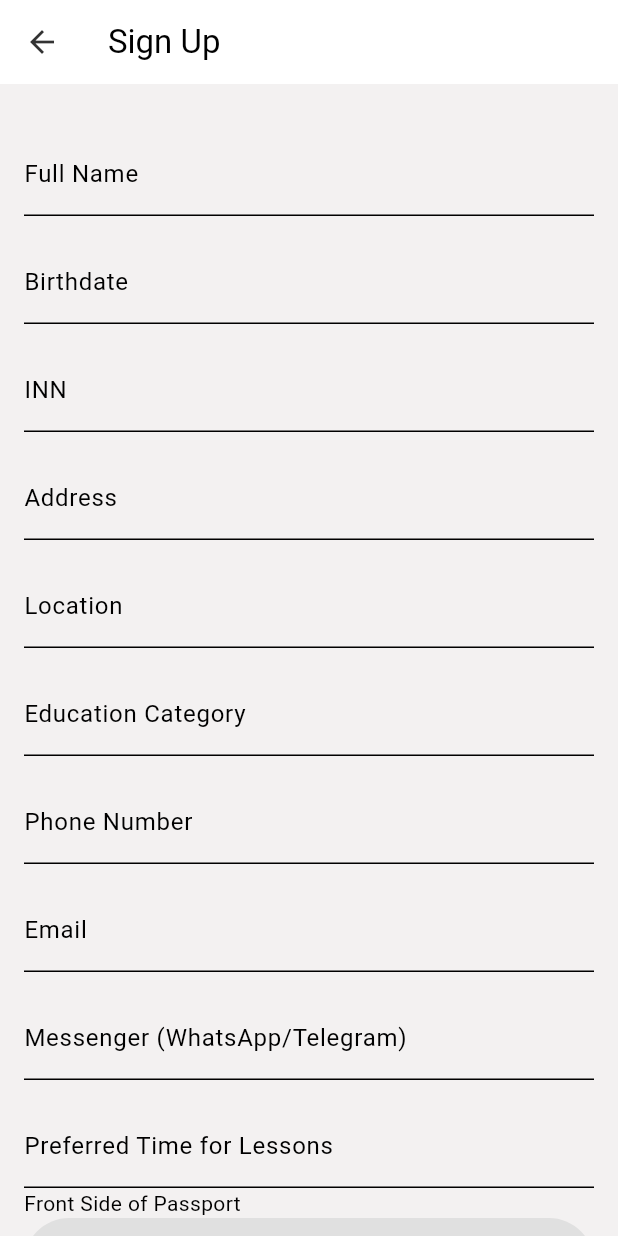
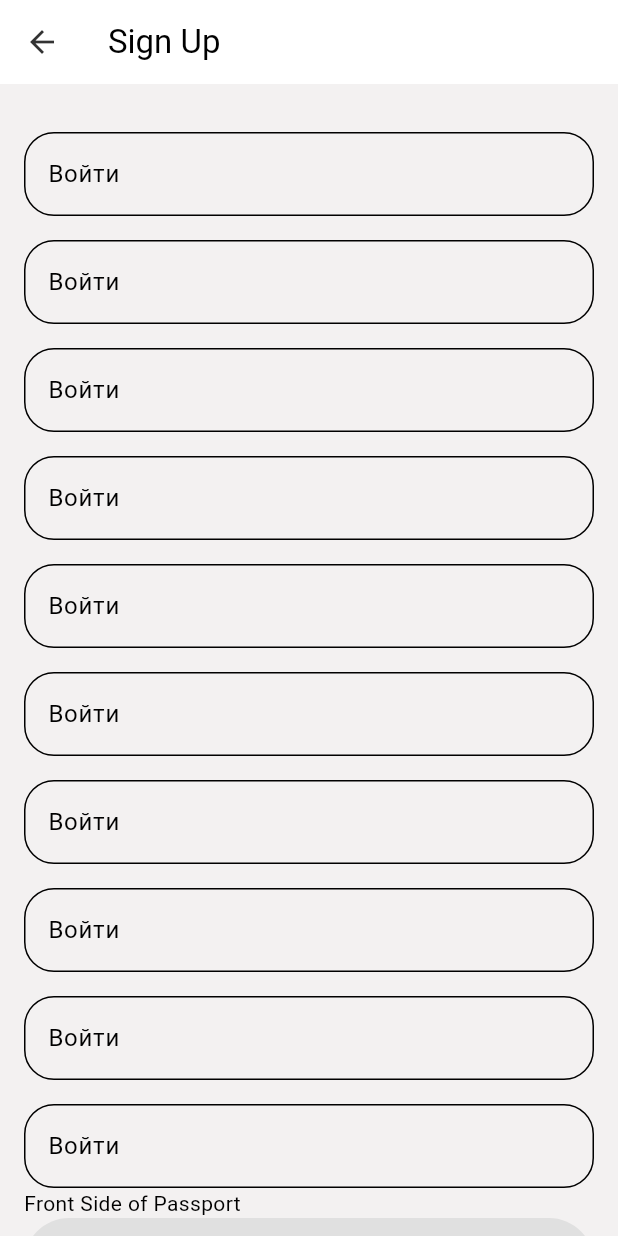
Before and after one commit to Amanturov7/autoshool, a Flutter app: the SignUpPage screen opened by its route, on a phone screen of 412 x 824 dp. Run offline on Flutter 3.47's test engine with Material 3 defaults, Android fonts, the phone set to English and light mode, and no system bars; our stand-ins replace easy_localization, image_picker, shared_preferences; missing offline and left inert: search_page; accounts and stored records are empty.

Commit message:
text selection and borders reg

```diff
--- a/lib/dark_theme.dart
+++ b/lib/dark_theme.dart
@@ -23,6 +23,11 @@ class MyThemes {
   static final darkTheme = ThemeData(
     scaffoldBackgroundColor: Colors.grey.shade900,
     primaryColor: Colors.grey,
+     textSelectionTheme: TextSelectionThemeData(
+      cursorColor: Colors.green,
+      selectionColor: Colors.greenAccent,
+      selectionHandleColor: Colors.green,
+    ),
     dropdownMenuTheme: DropdownMenuThemeData(textStyle: TextStyle(color: Colors.grey)),
     textTheme: TextTheme(
       headlineSmall: TextStyle(color: Colors.grey),
@@ -51,6 +56,11 @@ class MyThemes {
       titleSmall: TextStyle(color: Colors.green),
     ),
     colorScheme: ColorScheme.light(),
+     textSelectionTheme: TextSelectionThemeData(
+      cursorColor: Colors.green,
+      selectionColor: Colors.greenAccent,
+      selectionHandleColor: Colors.green,
+    ),
     iconTheme: IconThemeData(color: Colors.red, opacity: 0.8),
     bottomNavigationBarTheme: BottomNavigationBarThemeData(
       backgroundColor: Colors.white,
--- a/lib/main.dart
+++ b/lib/main.dart
@@ -129,8 +129,11 @@ Widget build(BuildContext context) {
       ),
       child: ClipRRect(
         borderRadius: BorderRadius.circular(15),
+
         child: Theme(
+
           data: Theme.of(context).copyWith(
+
             splashFactory: NoSplash.splashFactory,
             highlightColor: Colors.transparent,
           ),
--- a/lib/profile/signin_page.dart
+++ b/lib/profile/signin_page.dart
@@ -2,6 +2,7 @@ import 'package:autoshool/utils/image_selector_page.dart';
 import 'package:flutter/material.dart';
 import 'dart:io';
 import 'package:image_picker/image_picker.dart';
+import 'package:easy_localization/easy_localization.dart';
 
 void main() {
   runApp(const MaterialApp(
@@ -88,6 +89,11 @@ class _SignUpPageState extends State<SignUpPage> {
 
   @override
   Widget build(BuildContext context) {
+        bool isDarkTheme = Theme.of(context).brightness == Brightness.dark;
+
+       Color buttonTextColor = isDarkTheme ? Colors.grey : Color.fromARGB(255, 54, 53, 53);
+    Color iconColor = isDarkTheme ? Colors.green : Colors.green;
+
     return Scaffold(
       appBar: AppBar(
         title: const Text('Sign Up'),
@@ -101,52 +107,142 @@ class _SignUpPageState extends State<SignUpPage> {
             const SizedBox(height: 16.0),
             TextFormField(
               controller: _fullNameController,
-              decoration: const InputDecoration(labelText: 'Full Name'),
+                              decoration: InputDecoration(
+                  hintText: 'login'.tr(),
+                  border: OutlineInputBorder(
+                    borderRadius: BorderRadius.circular(20),
+                  ),
+                         focusedBorder: OutlineInputBorder(
+                                            borderSide: BorderSide(color: iconColor),
+                                            borderRadius: BorderRadius.circular(15),
+                                        ),
+                ),
             ),
             const SizedBox(height: 16.0),
             TextFormField(
               controller: _birthdateController,
-              decoration: const InputDecoration(labelText: 'Birthdate'),
+                              decoration: InputDecoration(
+                  hintText: 'login'.tr(),
+                  border: OutlineInputBorder(
+                    borderRadius: BorderRadius.circular(20),
+                  ),
+                         focusedBorder: OutlineInputBorder(
+                                            borderSide: BorderSide(color: iconColor),
+                                            borderRadius: BorderRadius.circular(20),
+                                        ),
+                ),
             ),
             const SizedBox(height: 16.0),
             TextFormField(
               controller: _innController,
-              decoration: const InputDecoration(labelText: 'INN'),
+                              decoration: InputDecoration(
+                  hintText: 'login'.tr(),
+                  border: OutlineInputBorder(
+                    borderRadius: BorderRadius.circular(20),
+                  ),
+                         focusedBorder: OutlineInputBorder(
+                                            borderSide: BorderSide(color: iconColor),
+                                            borderRadius: BorderRadius.circular(20),
+                                        ),
+                ),
             ),
             const SizedBox(height: 16.0),
             TextFormField(
               controller: _addressController,
-              decoration: const InputDecoration(labelText: 'Address'),
+                              decoration: InputDecoration(
+                  hintText: 'login'.tr(),
+                  border: OutlineInputBorder(
+                    borderRadius: BorderRadius.circular(20),
+                  ),
+                         focusedBorder: OutlineInputBorder(
+                                            borderSide: BorderSide(color: iconColor),
+                                            borderRadius: BorderRadius.circular(20),
+                                        ),
+                ),
             ),
             const SizedBox(height: 16.0),
             TextFormField(
               controller: _locationController,
-              decoration: const InputDecoration(labelText: 'Location'),
+                              decoration: InputDecoration(
+                  hintText: 'login'.tr(),
+                  border: OutlineInputBorder(
+                    borderRadius: BorderRadius.circular(20),
+                  ),
+                         focusedBorder: OutlineInputBorder(
+                                            borderSide: BorderSide(color: iconColor),
+                                            borderRadius: BorderRadius.circular(20),
+                                        ),
+                ),
             ),
             const SizedBox(height: 16.0),
             TextFormField(
               controller: _educationCategoryController,
-              decoration: const InputDecoration(labelText: 'Education Category'),
+                              decoration: InputDecoration(
+                  hintText: 'login'.tr(),
+                  border: OutlineInputBorder(
+                    borderRadius: BorderRadius.circular(20),
+                  ),
+                         focusedBorder: OutlineInputBorder(
+                                            borderSide: BorderSide(color: iconColor),
+                                            borderRadius: BorderRadius.circular(20),
+                                        ),
+                ),
             ),
             const SizedBox(height: 16.0),
             TextFormField(
               controller: _phoneNumberController,
-              decoration: const InputDecoration(labelText: 'Phone Number'),
+                              decoration: InputDecoration(
+                  hintText: 'login'.tr(),
+                  border: OutlineInputBorder(
+                    borderRadius: BorderRadius.circular(20),
+                  ),
+                         focusedBorder: OutlineInputBorder(
+                                            borderSide: BorderSide(color: iconColor),
+                                            borderRadius: BorderRadius.circular(20),
+                                        ),
+                ),
             ),
             const SizedBox(height: 16.0),
             TextFormField(
               controller: _emailController,
-              decoration: const InputDecoration(labelText: 'Email'),
+                              decoration: InputDecoration(
+                  hintText: 'login'.tr(),
+                  border: OutlineInputBorder(
+                    borderRadius: BorderRadius.circular(20),
+                  ),
+                         focusedBorder: OutlineInputBorder(
+                                            borderSide: BorderSide(color: iconColor),
+                                            borderRadius: BorderRadius.circular(20),
+                                        ),
+                ),
             ),
             const SizedBox(height: 16.0),
             TextFormField(
               controller: _messengerController,
-              decoration: const InputDecoration(labelText: 'Messenger (WhatsApp/Telegram)'),
+                              decoration: InputDecoration(
+                  hintText: 'login'.tr(),
+                  border: OutlineInputBorder(
+                    borderRadius: BorderRadius.circular(20),
+                  ),
+                         focusedBorder: OutlineInputBorder(
+                                            borderSide: BorderSide(color: iconColor),
+                                            borderRadius: BorderRadius.circular(20),
+                                        ),
+                ),
             ),
             const SizedBox(height: 16.0),
             TextFormField(
               controller: _preferredTimeController,
-              decoration: const InputDecoration(labelText: 'Preferred Time for Lessons'),
+                              decoration: InputDecoration(
+                  hintText: 'login'.tr(),
+                  border: OutlineInputBorder(
+                    borderRadius: BorderRadius.circular(20),
+                  ),
+                         focusedBorder: OutlineInputBorder(
+                                            borderSide: BorderSide(color: iconColor),
+                                            borderRadius: BorderRadius.circular(20),
+                                        ),
+                ),
             ),
              Text('Front Side of Passport'),
             ImageSelectorBox(
@@ -174,11 +270,29 @@ class _SignUpPageState extends State<SignUpPage> {
                 Text('I agree to the terms and conditions'),
               ],
             ),
-            const SizedBox(height: 16.0),
-            ElevatedButton(
-              onPressed: _submitForm,
-              child: const Text('Sign Up'),
-            ),
+             SizedBox(
+  height: 70, // Задаем фиксированную высоту для кнопки
+  child: ElevatedButton(
+    onPressed: _submitForm,
+    child: Container(
+      width: double.infinity,
+      padding: EdgeInsets.all(16),
+      alignment: Alignment.center,
+      child: Text(
+        'login_in'.tr(),
+        style: TextStyle(fontSize: 20, color: Colors.white),
+      ),
+    ),
+    style: ElevatedButton.styleFrom(
+      backgroundColor: iconColor,
+      shape: RoundedRectangleBorder(
+        borderRadius: BorderRadius.circular(20),
+      ),
+      minimumSize: Size(double.infinity, 70),
+    ),
+  ),
+             )
+
           ],
         ),
       ),
```
